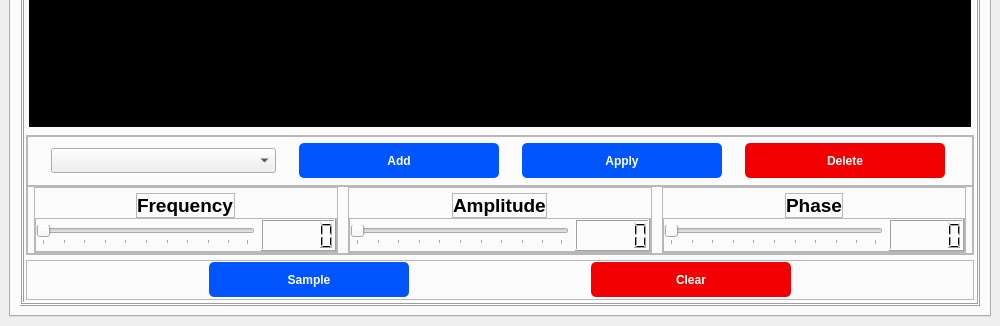
Old version of the form task2.ui in the repository OmarAtef0/Sampling-Theory-Studio; both pictures show x 0 to 1000 and y 424 to 750 of the 1000 by 750 pixel window.
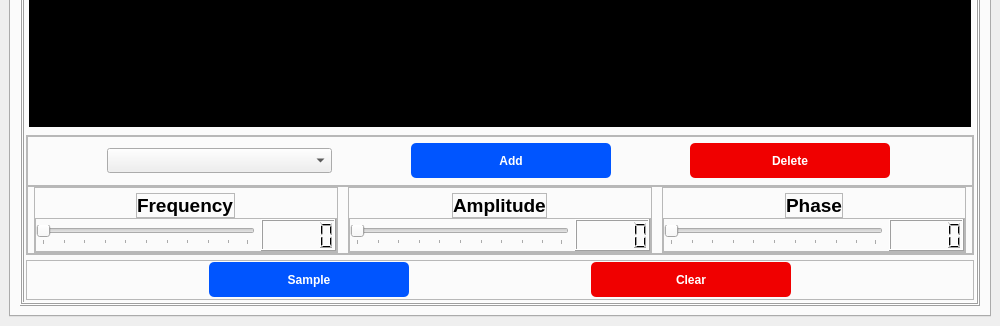
New version of the form. The open tabs and pages were chosen to show the change. Custom widgets are drawn as their Qt base class.

Commit message: Updating frequency Threshold & Update GUI

Diff of the .ui file:
```diff
--- a/task2.ui
+++ b/task2.ui
@@ -716,51 +716,6 @@
                       </property>
                      </widget>
                     </item>
-                    <item>
-                     <widget class="QPushButton" name="apply_sinusoidal_button">
-                      <property name="sizePolicy">
-                       <sizepolicy hsizetype="Expanding" vsizetype="Expanding">
-                        <horstretch>0</horstretch>
-                        <verstretch>0</verstretch>
-                       </sizepolicy>
-                      </property>
-                      <property name="minimumSize">
-                       <size>
-                        <width>80</width>
-                        <height>30</height>
-                       </size>
-                      </property>
-                      <property name="maximumSize">
-                       <size>
-                        <width>200</width>
-                        <height>35</height>
-                       </size>
-                      </property>
-                      <property name="font">
-                       <font>
-                        <weight>75</weight>
-                        <bold>true</bold>
-                       </font>
-                      </property>
-                      <property name="styleSheet">
-                       <string notr="true">
-
-QPushButton {
-    background-color: rgb(0, 85, 255);
-color:rgb(255, 255, 255);
-border-radius:5px;
-}
-
-QPushButton:hover {
-    background-color: rgb(0, 50, 150);
-}
-</string>
-                      </property>
-                      <property name="text">
-                       <string>Apply</string>
-                      </property>
-                     </widget>
-                    </item>
                     <item>
                      <widget class="QPushButton" name="delete_sinusoidal_button">
                       <property name="sizePolicy">
```
Left out of the diff: 2 changed lines with no effect on the pictures. The commit also changes 5 other files.
